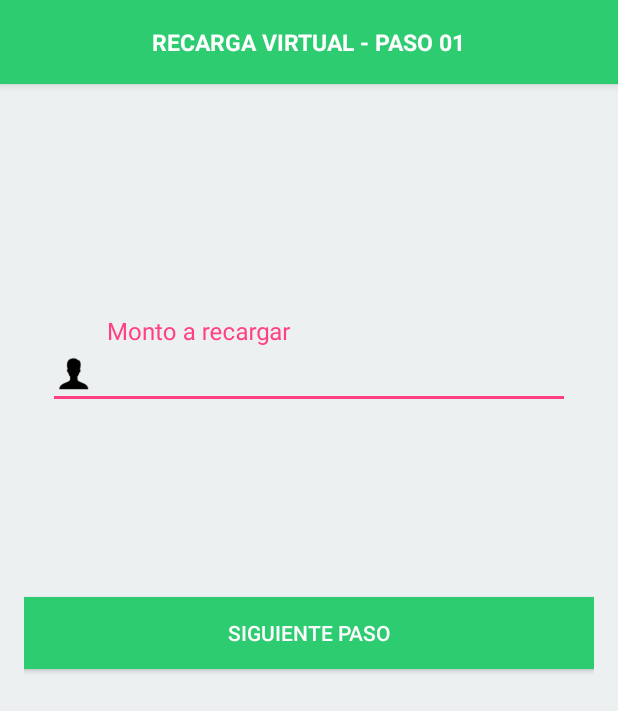
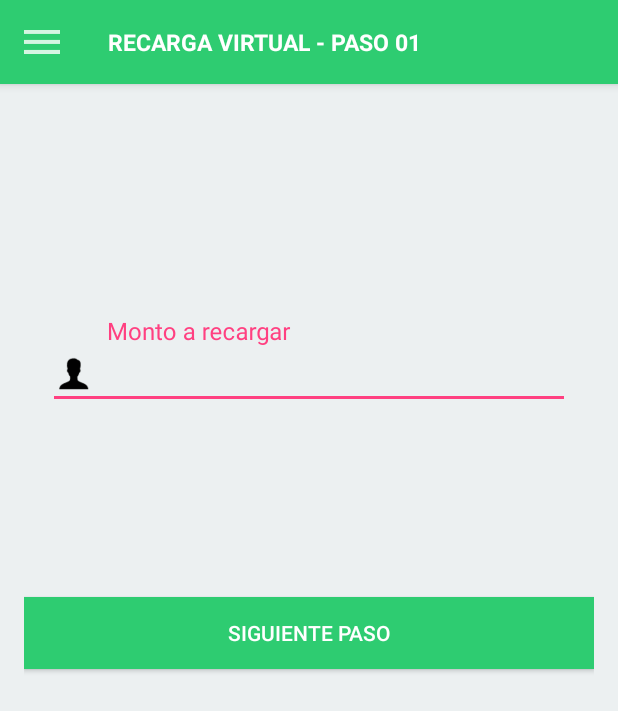
Before and after one commit to Visionary2017/Linea_1, an Android app: the CantidadRecargarActivity screen opened directly, with no data from a screen before it, on a phone screen of 412 x 824 dp. Shown: the top 711 px of the screen. Run offline under Robolectric (Android 15) with nearby library versions, the phone set to English and light mode, and no system bars.

Commit message:
Modificacion
Definiendo cambios y funcionalidad de los menus

```diff
--- a/AppLinea1/app/src/main/java/pe/edu/sise/applinea1/CantidadRecargarActivity.java
+++ b/AppLinea1/app/src/main/java/pe/edu/sise/applinea1/CantidadRecargarActivity.java
@@ -1,19 +1,30 @@
 package pe.edu.sise.applinea1;
 
 import android.content.Intent;
+import android.support.annotation.NonNull;
+import android.support.design.widget.NavigationView;
+import android.support.v4.view.GravityCompat;
+import android.support.v4.widget.DrawerLayout;
 import android.support.v7.app.AppCompatActivity;
 import android.os.Bundle;
+import android.support.v7.widget.Toolbar;
+import android.view.MenuItem;
 import android.view.View;
 import android.widget.Button;
 
 public class CantidadRecargarActivity extends AppCompatActivity {
 
     Button sig_Recargar;
+    private DrawerLayout drawerLayout;
+    private NavigationView navigationView;
 
     @Override
     protected void onCreate(Bundle savedInstanceState) {
         super.onCreate(savedInstanceState);
         setContentView(R.layout.activity_cantidad_recargar);
+        drawerLayout=(DrawerLayout) findViewById(R.id.activity_login);
+        navigationView=(NavigationView)findViewById(R.id.navview);
+        setToolbar();
 
         sig_Recargar = (Button) findViewById(R.id.btnSiguienteRecargar);
 
@@ -24,5 +35,61 @@ public class CantidadRecargarActivity extends AppCompatActivity {
                 startActivity(i);
             }
         });
+
+
+        navigationView.setNavigationItemSelectedListener(new NavigationView.OnNavigationItemSelectedListener() {
+        @Override
+        public boolean onNavigationItemSelected(@NonNull MenuItem item) {
+
+            boolean fragmentTransaction=false;
+
+            switch (item.getItemId()){
+                case R.id.mnuUsuario:
+
+                    break;
+                case R.id.mnuRecarga:
+                    Intent e=new Intent(getApplicationContext(),CantidadRecargarActivity.class);
+                    startActivity(e);
+                    break;
+                case R.id.mnuSaldo:
+
+                    break;
+                case R.id.mnuEstacion:
+                    Intent o=new Intent(getApplicationContext(),Lista_Estaciones.class);
+                    startActivity(o);
+                    break;
+                case R.id.mnuViaje:
+                    Intent u=new Intent(getApplicationContext(),activity_calcular_viaje.class);
+                    startActivity(u);
+                    break;
+                case R.id.mnuContacto:
+
+                    break;
+            }
+
+            return true;
+        }
+    });
+}
+
+    private void setToolbar(){
+
+        Toolbar toolbar=(Toolbar)findViewById(R.id.toolbar_top);
+        setSupportActionBar(toolbar);
+        getSupportActionBar().setHomeAsUpIndicator(R.drawable.ic_action_name);
+        getSupportActionBar().setDisplayHomeAsUpEnabled(true);
     }
+
+    @Override
+    public boolean onOptionsItemSelected(MenuItem item) {
+
+        switch (item.getItemId()){
+            case android.R.id.home:
+                drawerLayout.openDrawer(GravityCompat.START);
+
+                return true;
+        }
+        return super.onOptionsItemSelected(item);
+    }
+
 }
--- a/AppLinea1/app/src/main/res/layout/activity_calcular_viaje.xml
+++ b/AppLinea1/app/src/main/res/layout/activity_calcular_viaje.xml
@@ -63,15 +63,16 @@
                 android:weightSum="1">
 
                 <TextView
+                    android:id="@+id/textView16"
                     android:layout_width="313dp"
                     android:layout_height="wrap_content"
                     android:layout_gravity="center"
+                    android:drawableLeft="@drawable/ic_trenes"
                     android:gravity="left"
                     android:text="ORIGEN"
                     android:textColor="@color/Black"
-                    android:drawableLeft="@drawable/ic_trenes"
+
                     android:textSize="17sp"
-
                     android:textStyle="bold" />
 
             </LinearLayout>
--- a/AppLinea1/app/src/main/res/layout/activity_cantidad_recargar.xml
+++ b/AppLinea1/app/src/main/res/layout/activity_cantidad_recargar.xml
@@ -1,15 +1,22 @@
 <?xml version="1.0" encoding="utf-8"?>
-<android.support.design.widget.CoordinatorLayout xmlns:android="http://schemas.android.com/apk/res/android"
+<android.support.v4.widget.DrawerLayout xmlns:android="http://schemas.android.com/apk/res/android"
     xmlns:app="http://schemas.android.com/apk/res-auto"
     xmlns:tools="http://schemas.android.com/tools"
     android:id="@+id/activity_login"
     android:layout_width="match_parent"
-    android:layout_height="match_parent">
+    android:layout_height="match_parent"
+    android:background="@android:color/transparent">
+
+    <LinearLayout
+        android:layout_width="match_parent"
+        android:layout_height="match_parent"
+        android:orientation="vertical">
+
 
         <android.support.design.widget.AppBarLayout
             android:id="@+id/scheduleAppBarMain"
             android:layout_width="match_parent"
-        android:layout_height="wrap_content"
+            android:layout_height="match_parent"
             >
 
             <android.support.v7.widget.Toolbar
@@ -21,6 +28,12 @@
                 android:background="@drawable/btn_rectangulo"
                 app:theme="@style/ThemeOverlay.AppCompat.Dark.ActionBar" >
 
+                <LinearLayout
+                    android:layout_width="match_parent"
+                    android:layout_height="match_parent"
+                    android:orientation="horizontal"
+                    android:textAlignment="center">
+
                     <TextView
                         android:id="@+id/toolbar_title"
                         android:layout_width="wrap_content"
@@ -30,8 +43,11 @@
                         android:text="RECARGA VIRTUAL - PASO 01"
                         android:textSize="15sp"
                         android:textStyle="bold"/>
+
+                </LinearLayout>
+
+
             </android.support.v7.widget.Toolbar>
-    </android.support.design.widget.AppBarLayout>
 
             <LinearLayout
                 android:id="@+id/linear_login_principal"
@@ -129,4 +145,34 @@
 
             </LinearLayout>
 
-</android.support.design.widget.CoordinatorLayout>
+        </android.support.design.widget.AppBarLayout>
+    </LinearLayout>
+
+    <android.support.design.widget.NavigationView
+        android:id="@+id/navview"
+        app:headerLayout="@layout/cabecera"
+        android:layout_height="match_parent"
+        android:layout_width="wrap_content"
+        app:itemTextColor="@color/Black"
+        app:itemIconTint="@color/Black"
+        app:menu="@menu/drawermenu"
+
+        android:layout_gravity="start">
+
+        <Button
+            android:id="@+id/btnCerrarSesion"
+            android:layout_width="match_parent"
+            android:layout_height="50dp"
+            android:layout_gravity="bottom"
+            android:background="@drawable/btn_rectangulo"
+            android:text="Cerrar Sesion"
+            android:textColor="@color/White"
+            android:theme="@style/FaceButtonStyle" />
+
+    </android.support.design.widget.NavigationView>
+
+
+
+
+
+</android.support.v4.widget.DrawerLayout>
```
Also changed, not shown: AppLinea1/app/src/main/java/pe/edu/sise/applinea1/EstacionesFragment.java (deleted, +0 -34 lines), AppLinea1/app/src/main/java/pe/edu/sise/applinea1/Lista_Estaciones.java (+6 -4 lines), AppLinea1/app/src/main/java/pe/edu/sise/applinea1/MenuPrincipalActivity.java (+6 -4 lines), AppLinea1/app/src/main/java/pe/edu/sise/applinea1/activity_calcular_viaje.java (+71 -1 lines), AppLinea1/app/src/main/res/layout/fragment_estaciones.xml (deleted, +0 -13 lines). Lines whose indentation alone changed are shown as unchanged.
